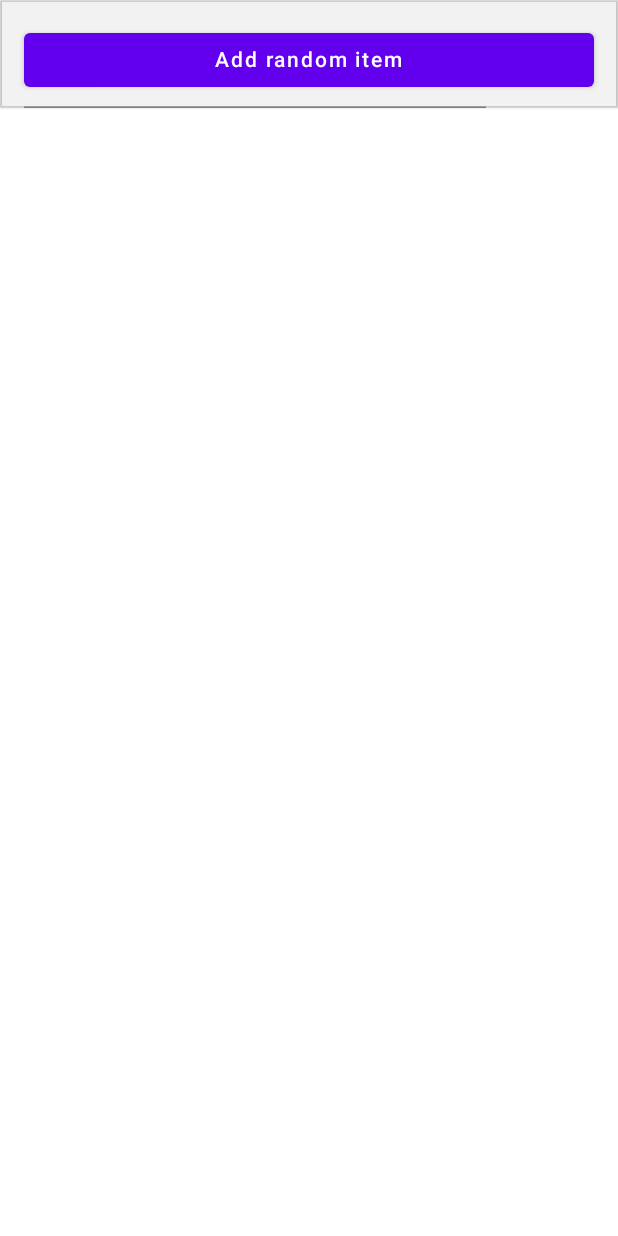
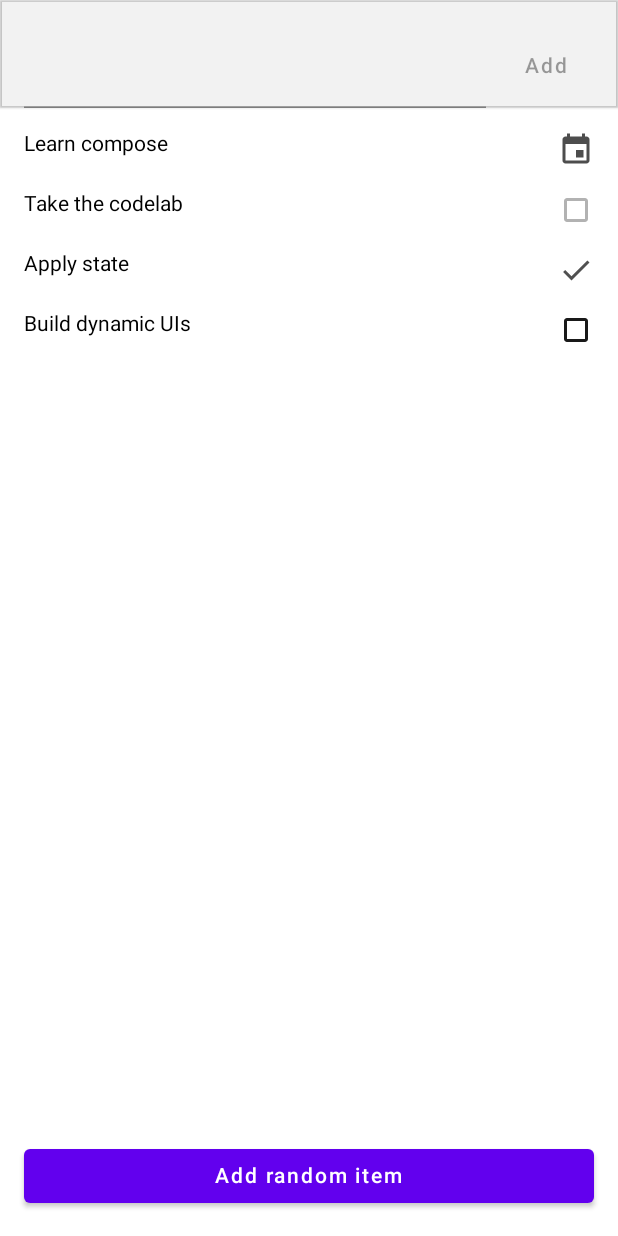
Before and after one commit to rafsanahmad/Jetpack-compose-state-management, an Android app built with Jetpack Compose: the @Preview function PreviewTodoScreen, on a phone screen of 412 x 824 dp. Run offline under Robolectric (Android 15) with nearby library versions, the phone set to English and light mode, and no system bars.

Commit message:
Todo Screen state hoisting

```diff
--- a/app/src/main/java/com/rafsan/jetpackcompose_state_management/examples/ExampleActivity.kt
+++ b/app/src/main/java/com/rafsan/jetpackcompose_state_management/examples/ExampleActivity.kt
@@ -12,7 +12,6 @@ import androidx.compose.runtime.getValue
 import androidx.compose.runtime.livedata.observeAsState
 import androidx.compose.runtime.mutableStateOf
 import androidx.compose.runtime.remember
-import androidx.core.widget.doAfterTextChanged
 import androidx.lifecycle.LiveData
 import androidx.lifecycle.MutableLiveData
 import androidx.lifecycle.ViewModel
--- a/app/src/main/java/com/rafsan/jetpackcompose_state_management/todo/TodoScreen.kt
+++ b/app/src/main/java/com/rafsan/jetpackcompose_state_management/todo/TodoScreen.kt
@@ -37,6 +37,18 @@ fun TodoScreen(
         TodoItemInputBackground(elevate = true, modifier = Modifier.fillMaxWidth()) {
             TodoItemInput(onItemComplete = onAddItem)
         }
+
+        LazyColumn(
+            modifier = Modifier.weight(1f),
+            contentPadding = PaddingValues(top = 8.dp)
+        ) {
+            items(items = items) {
+                TodoRow(
+                    todo = it,
+                    onItemClicked = { onRemoveItem(it) },
+                    modifier = Modifier.fillParentMaxWidth()
+                )
+            }
         }
 
         // For quick testing, a random item generator button
@@ -47,6 +59,7 @@ fun TodoScreen(
                 .fillMaxWidth(),
         ) {
             Text("Add random item")
+        }
     }
 }
 
@@ -97,14 +110,14 @@ fun PreviewTodoScreen() {
 }
 
 @Composable
-fun TodoInputTextField(modifier: Modifier) {
-    val (text, setText) = remember { mutableStateOf("") }
-    TodoInputText(text, setText, modifier)
+fun TodoInputTextField(text: String, onTextChange: (String) -> Unit, modifier: Modifier) {
+    TodoInputText(text, onTextChange, modifier)
 }
 
 @Composable
 fun TodoItemInput(onItemComplete: (TodoItem) -> Unit) {
     // onItemComplete is an event will fire when an item is completed by the user
+    val (text, setText) = remember { mutableStateOf("") }
     Column {
         Row(
             Modifier
@@ -112,14 +125,20 @@ fun TodoItemInput(onItemComplete: (TodoItem) -> Unit) {
                 .padding(top = 16.dp)
         ) {
             TodoInputTextField(
-                Modifier
+                text = text,
+                onTextChange = setText,
+                modifier = Modifier
                     .weight(1f)
                     .padding(end = 8.dp)
             )
             TodoEditButton(
-                onClick = { /*TODO*/ },
+                onClick = {
+                    onItemComplete(TodoItem(text))
+                    setText("")
+                },
                 text = "Add",
-                modifier = Modifier.align(Alignment.CenterVertically)
+                modifier = Modifier.align(Alignment.CenterVertically),
+                enabled = text.isNotBlank() // enable if text is not blank
             )
         }
     }
```
Lines whose indentation alone changed are shown as unchanged.
